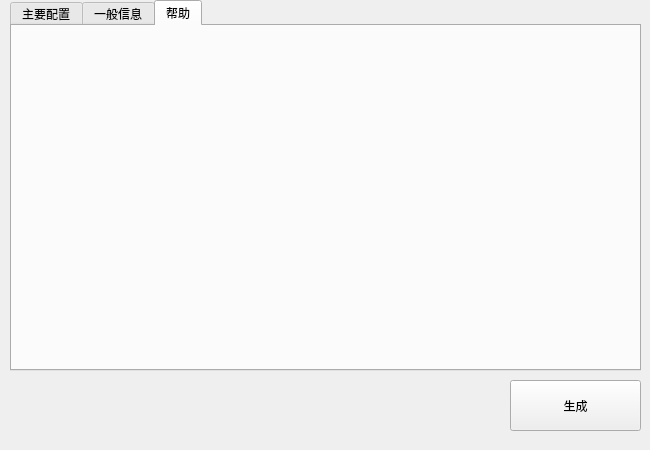
Old version of the form QT/testObj/mainwindow.ui in the repository hedongzhang/winSrc.
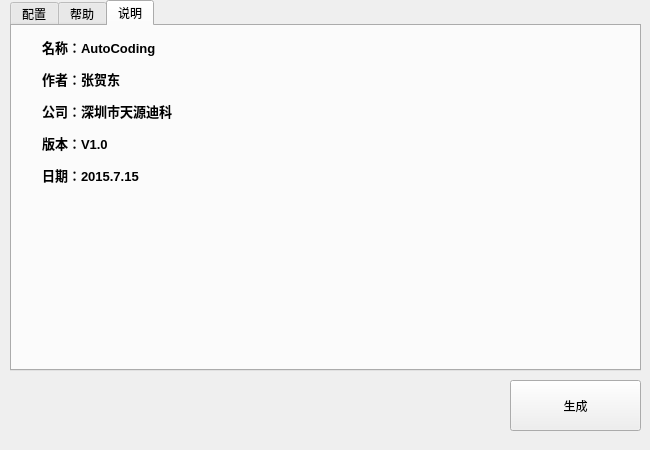
New version of the form. The open tabs and pages were chosen to show the change. Icons and pictures are not drawn.

```diff
--- a/QT/testObj/mainwindow.ui
+++ b/QT/testObj/mainwindow.ui
@@ -58,20 +58,51 @@
     <property name="tabBarAutoHide">
      <bool>false</bool>
     </property>
-    <widget class="QWidget" name="">
+    <widget class="QWidget" name="widget">
      <attribute name="title">
-      <string>主要配置</string>
+      <string>配置</string>
      </attribute>
     </widget>
     <widget class="QWidget" name="tab_2">
      <attribute name="title">
-      <string>一般信息</string>
-     </attribute>
-    </widget>
-    <widget class="QWidget" name="tab">
-     <attribute name="title">
       <string>帮助</string>
      </attribute>
+     <widget class="QTextBrowser" name="textBrowser">
+      <property name="geometry">
+       <rect>
+        <x>10</x>
+        <y>10</y>
+        <width>611</width>
+        <height>331</height>
+       </rect>
+      </property>
+      <property name="source">
+       <url>
+        <string>file:///C:/Users/HDZhang/Desktop/新建文本文档.txt</string>
+       </url>
+      </property>
+      <property name="openLinks">
+       <bool>false</bool>
+      </property>
+     </widget>
+    </widget>
+    <widget class="QWidget" name="tab">
+     <attribute name="title">
+      <string>说明</string>
+     </attribute>
+     <widget class="QLabel" name="label">
+      <property name="geometry">
+       <rect>
+        <x>30</x>
+        <y>10</y>
+        <width>581</width>
+        <height>151</height>
+       </rect>
+      </property>
+      <property name="text">
+       <string>&lt;html&gt;&lt;head/&gt;&lt;body&gt;&lt;p&gt;&lt;span style=&quot; font-size:10pt; font-weight:600;&quot;&gt;名称：AutoCoding&lt;/span&gt;&lt;/p&gt;&lt;p&gt;&lt;span style=&quot; font-size:10pt; font-weight:600;&quot;&gt;作者：张贺东&lt;/span&gt;&lt;/p&gt;&lt;p&gt;&lt;span style=&quot; font-size:10pt; font-weight:600;&quot;&gt;公司：深圳市天源迪科&lt;/span&gt;&lt;/p&gt;&lt;p&gt;&lt;span style=&quot; font-size:10pt; font-weight:600;&quot;&gt;版本：V1.0&lt;/span&gt;&lt;/p&gt;&lt;p&gt;&lt;span style=&quot; font-size:10pt; font-weight:600;&quot;&gt;日期：2015.7.15&lt;/span&gt;&lt;/p&gt;&lt;/body&gt;&lt;/html&gt;</string>
+      </property>
+     </widget>
     </widget>
    </widget>
   </widget>
```
Left out of the diff: 2 changed lines with no effect on the pictures.
